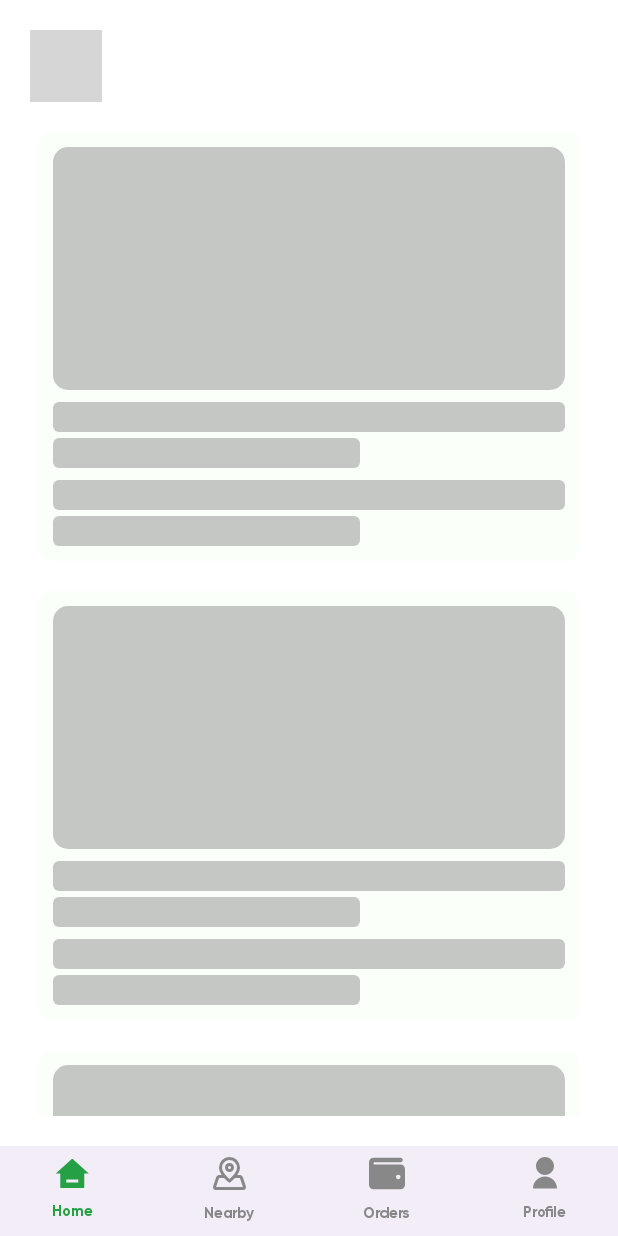
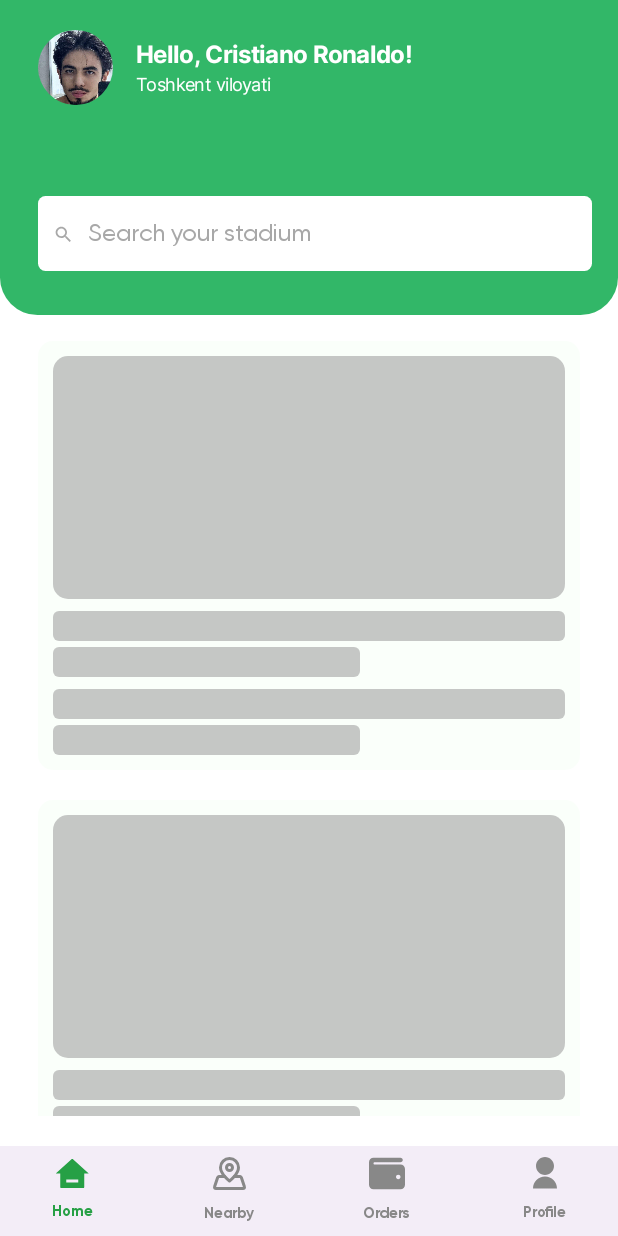
Before and after one commit to tisenres/bron24_android, an Android app built with Jetpack Compose: the AppScaffold screen opened through its navigation route, on a phone screen of 412 x 824 dp. Run offline under Robolectric (Android 15) with nearby library versions, the phone set to English and light mode, and no system bars; our stand-ins replace Dagger/Hilt's generated code, Shimmer; network calls fail; pictures from the network do not load; 1 statement that could not run was skipped; grey boxes are pictures that could not be loaded.

Commit message:
SearchView

```diff
--- a/app/src/main/java/com/bron24/bron24_android/features/filter/presentetion/SearchView.kt
+++ b/app/src/main/java/com/bron24/bron24_android/features/filter/presentetion/SearchView.kt
@@ -1,4 +1,4 @@
-package com.bron24.bron24_android.features.filter.presentation
+package com.bron24.bron24_android.features.filter.presentetion
 
 import androidx.compose.foundation.Image
 import androidx.compose.foundation.background
@@ -12,14 +12,17 @@ import androidx.compose.ui.Modifier
 import androidx.compose.ui.draw.clip
 import androidx.compose.ui.graphics.Color
 import androidx.compose.ui.res.painterResource
+import androidx.compose.ui.res.stringResource
 import androidx.compose.ui.text.TextStyle
 import androidx.compose.ui.text.font.Font
 import androidx.compose.ui.text.font.FontFamily
 import androidx.compose.ui.text.font.FontWeight
 import androidx.compose.ui.tooling.preview.Preview
 import androidx.compose.ui.unit.dp
+import androidx.compose.ui.unit.em
 import androidx.compose.ui.unit.sp
 import com.bron24.bron24_android.R
+import com.bron24.bron24_android.core.presentation.theme.interFontFamily
 
 val gilroyFontFamily = FontFamily(
     Font(resId = R.font.gilroy_regular, weight = FontWeight.Normal),
@@ -63,30 +66,30 @@ fun ProfileRow() {
             Spacer(modifier = Modifier.width(15.dp))
             Column {
                 Text(
-                    text = "Salom, Cristiano Ronaldo!",
+                    text = stringResource(id = R.string.hello) + ", Cristiano Ronaldo!",
                     style = TextStyle(
-                        fontFamily = gilroyFontFamily,
+                        fontFamily = interFontFamily,
                         fontWeight = FontWeight.Bold,
                         fontSize = 16.sp,
-                        color = Color.White
+                        color = Color.White,
+                        lineHeight = 17.sp,
+                        letterSpacing = (-0.028).em
                     )
                 )
+                Spacer(modifier = Modifier.height(3.dp))
                 Text(
                     text = "Toshkent viloyati",
                     style = TextStyle(
-                        fontFamily = gilroyFontFamily,
+                        fontFamily = interFontFamily,
                         fontWeight = FontWeight.Normal,
-                        fontSize = 14.sp,
-                        color = Color.White
+                        fontSize = 12.sp,
+                        color = Color.White,
+                        lineHeight = 14.sp,
+                        letterSpacing = (-0.028).em
                     )
                 )
             }
         }
-        Image(
-            painter = painterResource(id = R.drawable.ic_filter),
-            contentDescription = "filter_icon",
-            modifier = Modifier.size(24.dp)
-        )
     }
 }
 
@@ -107,7 +110,8 @@ fun SearchRow() {
         Image(
             painter = painterResource(id = R.drawable.baseline_search_24),
             contentDescription = "search_icon",
-            modifier = Modifier.size(24.dp)
+            modifier = Modifier
+                .size(24.dp)
                 .padding(start = 10.dp)
         )
         Spacer(modifier = Modifier.width(9.dp))
--- a/app/src/main/java/com/bron24/bron24_android/features/home/presentation/HomePage.kt
+++ b/app/src/main/java/com/bron24/bron24_android/features/home/presentation/HomePage.kt
@@ -18,7 +18,7 @@ fun HomePage() {
             .fillMaxSize()
             .background(Color.White)
     ) {
-        SearchView(modifier = Modifier.padding(vertical = 20.dp, horizontal = 20.dp))
+        SearchView(modifier = Modifier.padding(bottom = 17.dp))
         VenueListingView(modifier = Modifier.padding(bottom = 20.dp))
     }
 }
--- a/app/src/main/res/values/strings.xml
+++ b/app/src/main/res/values/strings.xml
@@ -15,4 +15,5 @@
     <string name="nearby_stadiums_desc">You don\'t have to go far to find or call a good stadium, we have provided all the stadiums that is near you</string>
     <string name="select_stadium">Just select a stadium</string>
     <string name="select_stadium_desc">Choose the stadium you like the most, choose the time and date of the game and you just Bron it :)</string>
+    <string name="hello">Hello</string>
 </resources>
```
Also changed, not shown: app/src/main/java/com/bron24/bron24_android/core/presentation/theme/Type.kt (+8 -0 lines), app/src/main/res/font/inter_black.ttf (added), app/src/main/res/font/inter_bold.ttf (added), app/src/main/res/font/inter_extrabold.ttf (added), app/src/main/res/font/inter_extralight.ttf (added), app/src/main/res/font/inter_light.ttf (added), app/src/main/res/font/inter_medium.ttf (added), app/src/main/res/font/inter_regular.ttf (added), app/src/main/res/font/inter_semibold.ttf (added), app/src/main/res/font/inter_thin.ttf (added), 2 other files.
